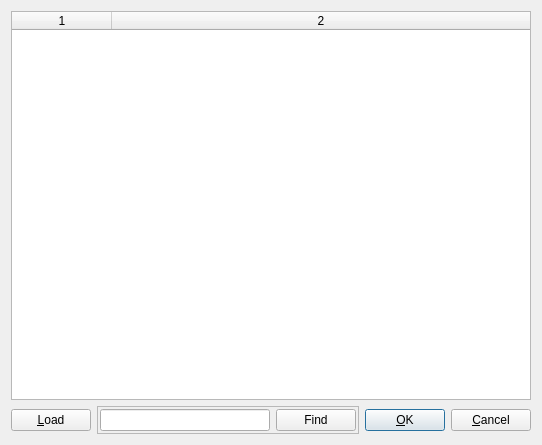
This is app/qtapp/appcmn_qt/refdlg.ui in lhuisman/myRTKLIB as Qt 5 draws it before an edit. The edited form follows.
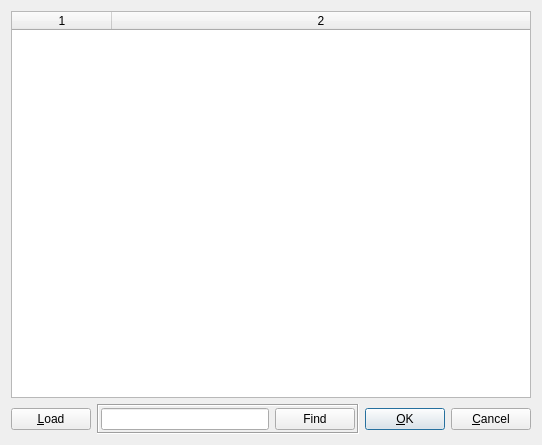
This is the edited form.

What changed in the file:
```diff
--- a/app/qtapp/appcmn_qt/refdlg.ui
+++ b/app/qtapp/appcmn_qt/refdlg.ui
@@ -66,10 +66,10 @@
       <item>
        <widget class="QFrame" name="frame">
         <property name="frameShape">
-         <enum>QFrame::StyledPanel</enum>
+         <enum>QFrame::Box</enum>
         </property>
         <property name="frameShadow">
-         <enum>QFrame::Raised</enum>
+         <enum>QFrame::Sunken</enum>
         </property>
         <layout class="QHBoxLayout" name="horizontalLayout_2">
          <property name="leftMargin">
```
Left out of the diff: 2 changed lines with no effect on the pictures.
